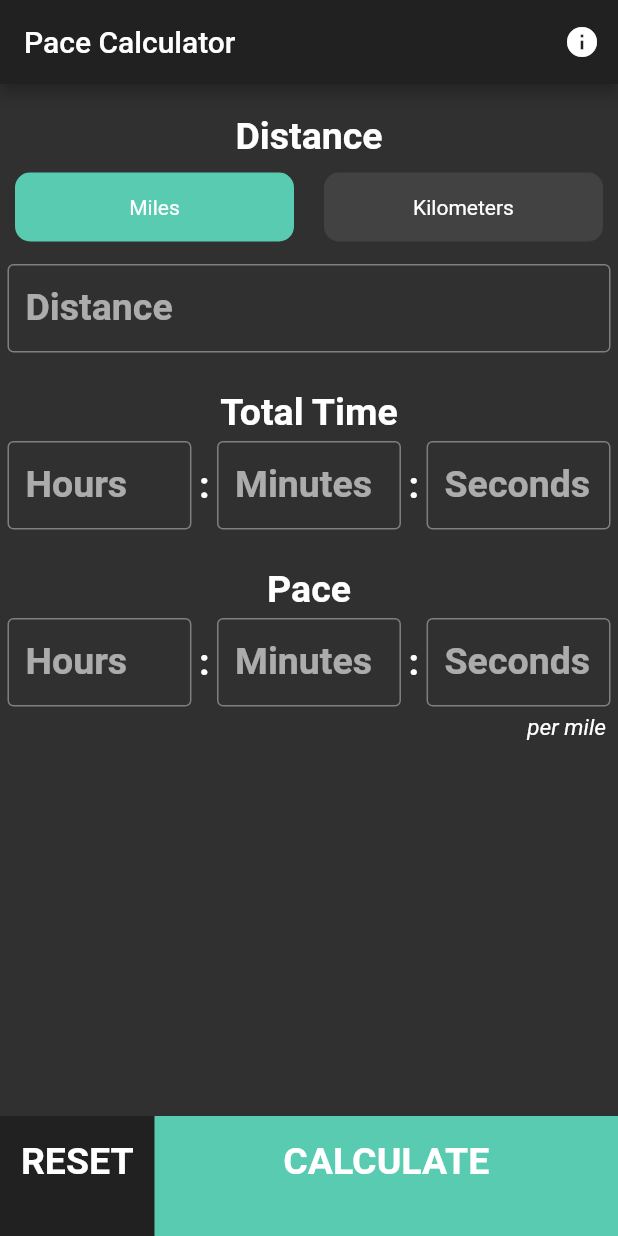
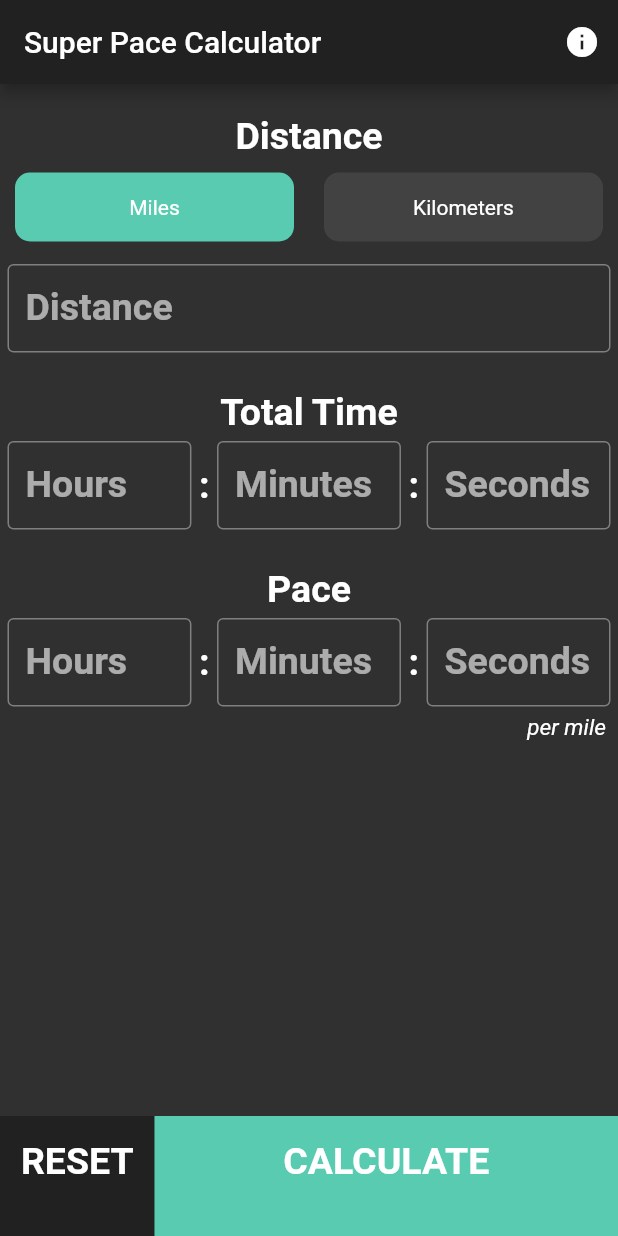
Before and after one commit to learyjk/pace_calculator, a Flutter app: the screen it shows after launch, on a phone screen of 412 x 824 dp. Run offline on Flutter 3.47's test engine with Material 2 defaults, Android fonts, the phone set to English and light mode, and no system bars.

```diff
--- a/lib/input_page.dart
+++ b/lib/input_page.dart
@@ -170,7 +170,7 @@ class _InputPageState extends State<InputPage> {
       resizeToAvoidBottomInset: false,
       resizeToAvoidBottomPadding: false,
       appBar: AppBar(
-        title: Text('Pace Calculator'),
+        title: Text('Super Pace Calculator'),
         actions: [
           IconButton(
             icon: Icon(Icons.info),
```
Also changed, not shown: 11 other files.
